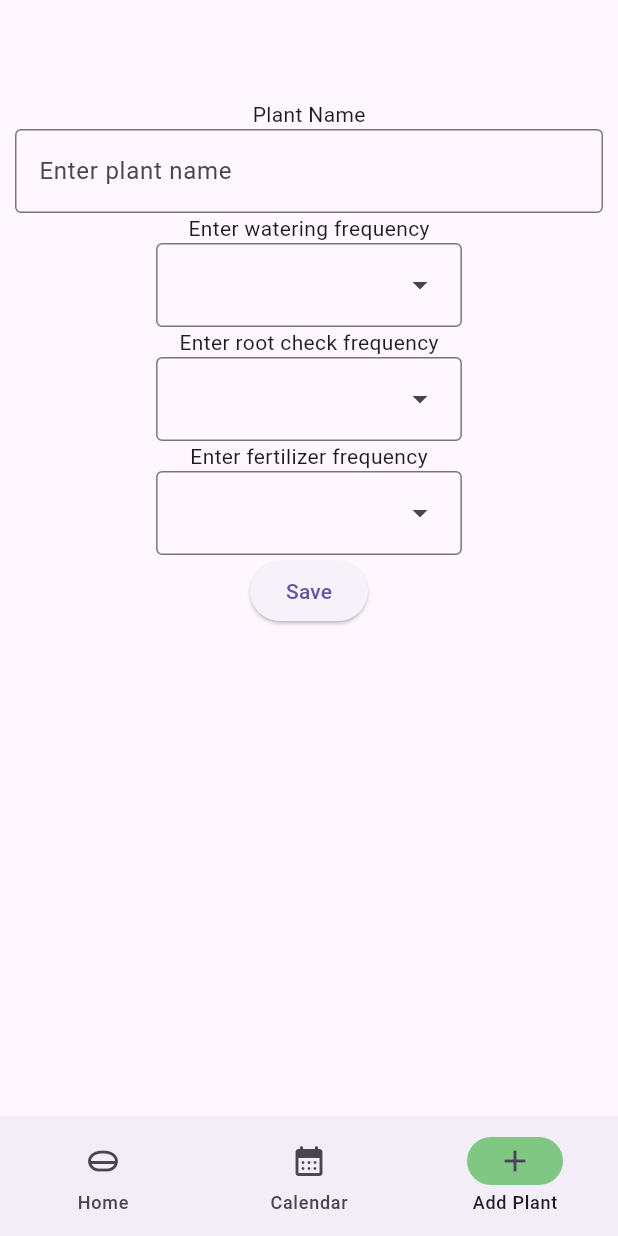
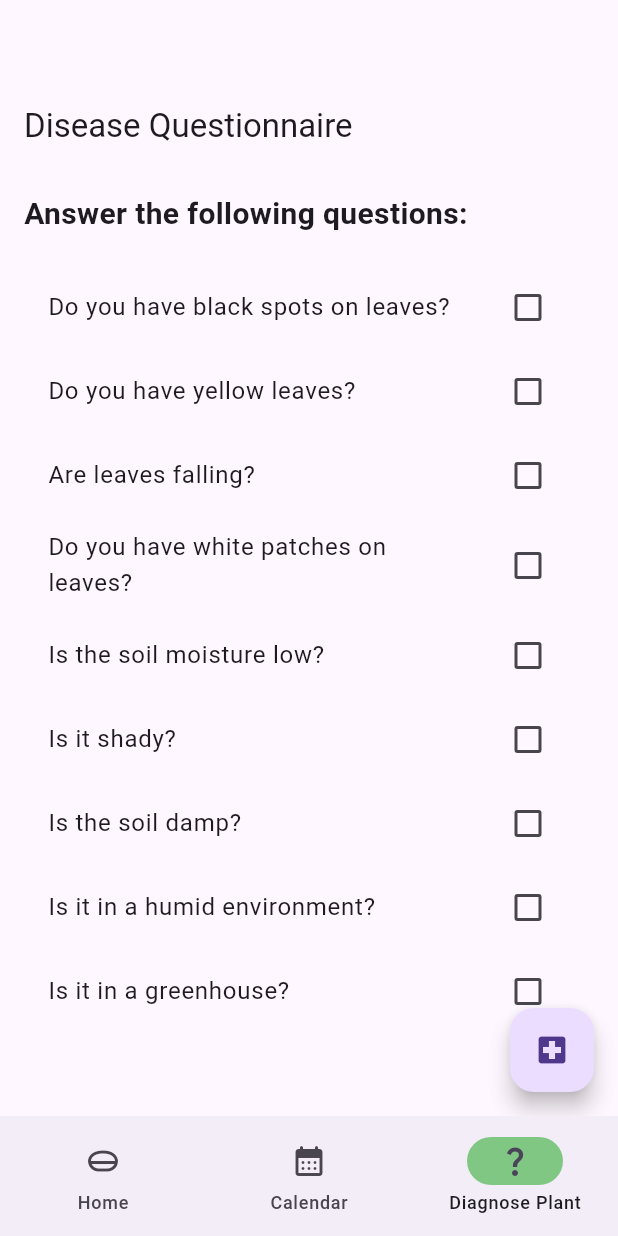
Before and after one commit to xochimilko/plnt_care, a Flutter app: the screen it shows after launch, item 3 of the bottom bar chosen, on a phone screen of 412 x 824 dp. Run offline on Flutter 3.47's test engine with Material 3 defaults, Android fonts, the phone set to English and light mode, and no system bars; our stand-ins replace table_calendar.

Commit message:
Connie Santabana pushed this

```diff
--- a/lib/main.dart
+++ b/lib/main.dart
@@ -1,9 +1,13 @@
 import 'package:flutter/material.dart';
+import 'package:plantapp/pages/addPlantPage.dart';
+import 'package:plantapp/pages/homePage.dart';
 import 'package:plantapp/pages/mainPage.dart';
+import 'package:plantapp/plantProvider.dart';
+import 'package:provider/provider.dart';
 import './pages/mainPage.dart';
 
 void main() {
-  runApp(const MainApp());
+  runApp(MainApp());
 }
 
 class MainApp extends StatelessWidget {
@@ -11,6 +15,11 @@ class MainApp extends StatelessWidget {
 
   @override
   Widget build(BuildContext context) {
-    return const MaterialApp(home: MainPage());
+    return ChangeNotifierProvider(
+        create: (context) => PlantProvider(),
+        child: MaterialApp(title: 'Plant App', initialRoute: '/', routes: {
+          '/': (context) => MainPage(),
+          '/AddPlant': (context) => AddPlantPage(),
+        }));
   }
 }
--- a/lib/pages/addPlantPage.dart
+++ b/lib/pages/addPlantPage.dart
@@ -1,98 +1,46 @@
 import 'package:flutter/material.dart';
-import 'package:table_calendar/table_calendar.dart';
+import 'package:plantapp/plant.dart';
+import 'package:plantapp/plantProvider.dart';
+import 'package:provider/provider.dart';
 
-class AddPlantPage extends StatefulWidget {
-  const AddPlantPage({super.key});
-  @override
-  State<AddPlantPage> createState() => _AddPlantPageState();
-}
+class AddPlantPage extends StatelessWidget {
+  final TextEditingController _plantController = TextEditingController();
 
-class _AddPlantPageState extends State<AddPlantPage> {
-  String selectedWaterVal = 'Weekly'; //default value
-  String selectedRootVal = 'Weekly';
-  String selectedFerVal = 'Weekly';
-  List<String> frequencies = [
-    "Once a day",
-    "Once every three days",
-    "Weekly",
-    "Once a month"
-  ];
-  var frequencyMap = {
-    'everyday': 1,
-    'every three days': 3,
-    'weekly': 7,
-    'monthly': 30,
-  };
-  Map<DateTime, List> eventsList = {};
+  void _addPlant(BuildContext context) {
+    final plantText = _plantController.text;
+    if (plantText.isNotEmpty) {
+      Provider.of<PlantProvider>(context, listen: false).addPlant(
+        PlantThing(
+          id: DateTime.now().toString(),
+          title: plantText,
+        ),
+      );
+      Navigator.of(context).pop();
+    }
+  }
+
   @override
   Widget build(BuildContext context) {
     return Scaffold(
-        body: Container(
-            padding: EdgeInsets.all(10.0),
-            child: Column(children: <Widget>[
-              const Text('Plant Name'),
-              const TextField(
-                  decoration: InputDecoration(
-                      hintText: 'Enter plant name',
-                      border: OutlineInputBorder())),
-              const Text('Enter watering frequency'),
-              DropdownMenu<String>(
-                  onSelected: (String? freq) {
-                    setState(() {
-                      if (freq != null) {
-                        selectedWaterVal = freq;
-                      }
-                    });
-                  },
-                  dropdownMenuEntries: frequencyMap.keys
-                      .map<DropdownMenuEntry<String>>((String frequencyKey) {
-                    return DropdownMenuEntry<String>(
-                      value: frequencyKey,
-                      label: frequencyKey,
-                      enabled: true,
-                    );
-                  }).toList()),
-              const Text('Enter root check frequency'),
-              DropdownMenu<String>(
-                  onSelected: (String? freq) {
-                    setState(() {
-                      if (freq != null) {
-                        selectedRootVal = freq;
-                      }
-                    });
-                  },
-                  dropdownMenuEntries: frequencyMap.keys
-                      .map<DropdownMenuEntry<String>>((String frequencyKey) {
-                    return DropdownMenuEntry<String>(
-                      value: frequencyKey,
-                      label: frequencyKey,
-                      enabled: true,
-                    );
-                  }).toList()),
-              const Text('Enter fertilizer frequency'),
-              DropdownMenu<String>(
-                  onSelected: (String? freq) {
-                    setState(() {
-                      if (freq != null) {
-                        selectedFerVal = freq;
-                      }
-                    });
-                  },
-                  dropdownMenuEntries: frequencyMap.keys
-                      .map<DropdownMenuEntry<String>>((String frequencyKey) {
-                    return DropdownMenuEntry<String>(
-                      value: frequencyKey,
-                      label: frequencyKey,
-                      enabled: true,
-                    );
-                  }).toList()),
-              ElevatedButton(
-                onPressed: () {
-                  print('submitted');
-                  print(selectedFerVal + selectedRootVal + selectedWaterVal);
-                },
-                child: const Text('Save'),
-              ),
-            ])));
+      appBar: AppBar(
+        title: Text('Add New Plant'),
+      ),
+      body: Padding(
+        padding: EdgeInsets.all(16.0),
+        child: Column(
+          children: <Widget>[
+            TextField(
+              controller: _plantController,
+              decoration: InputDecoration(labelText: 'Plant'),
+            ),
+            SizedBox(height: 20),
+            ElevatedButton(
+              onPressed: () => _addPlant(context),
+              child: Text('Add New Plant'),
+            ),
+          ],
+        ),
+      ),
+    );
   }
 }
--- /dev/null
+++ b/lib/pages/questionPage.dart
@@ -0,0 +1,103 @@
+import 'package:flutter/material.dart';
+
+class QuestionnaireScreen extends StatefulWidget {
+  @override
+  _QuestionnaireScreenState createState() => _QuestionnaireScreenState();
+}
+
+class _QuestionnaireScreenState extends State<QuestionnaireScreen> {
+  bool blackSpotSymptoms = false;
+  bool powderyMildewSymptoms = false;
+  bool dampingOffSymptoms = false;
+
+  @override
+  Widget build(BuildContext context) {
+    return Scaffold(
+      appBar: AppBar(
+        title: Text('Disease Questionnaire'),
+      ),
+      body: SingleChildScrollView(
+        padding: EdgeInsets.all(16.0),
+        child: Column(
+          crossAxisAlignment: CrossAxisAlignment.stretch,
+          children: <Widget>[
+            Text(
+              'Answer the following questions:',
+              style: TextStyle(fontSize: 20.0, fontWeight: FontWeight.bold),
+            ),
+            SizedBox(height: 20.0),
+            _buildQuestion('Do you have black spots on leaves?'),
+            _buildQuestion('Do you have yellow leaves?'),
+            _buildQuestion('Are leaves falling?'),
+            _buildQuestion('Do you have white patches on leaves?'),
+            _buildQuestion('Is the soil moisture low?'),
+            _buildQuestion('Is it shady?'),
+            _buildQuestion('Is the soil damp?'),
+            _buildQuestion('Is it in a humid environment?'),
+            _buildQuestion('Is it in a greenhouse?'),
+            SizedBox(height: 20.0),
+          ],
+        ),
+      ),
+      floatingActionButton: FloatingActionButton(
+        onPressed: () {
+          _checkDiagnosis();
+        },
+        tooltip: 'Diseases',
+        child: Icon(Icons.local_hospital),
+      ),
+    );
+  }
+
+  Widget _buildQuestion(String question) {
+    return CheckboxListTile(
+      title: Text(question),
+      value: false,
+      onChanged: (value) {
+        // Do nothing for now, just to display questions
+      },
+    );
+  }
+
+  void _checkDiagnosis() {
+    int blackSpotCount = 0;
+    int powderyMildewCount = 0;
+    int dampingOffCount = 0;
+
+    // Counting the symptoms related to each disease
+    if (blackSpotSymptoms) blackSpotCount++;
+    if (powderyMildewSymptoms) powderyMildewCount++;
+    if (dampingOffSymptoms) dampingOffCount++;
+
+    // Checking the diagnosis based on symptom counts
+    if (blackSpotCount >= 2) {
+      _showDiagnosis('Black Spot Disease');
+    } else if (powderyMildewCount >= 2) {
+      _showDiagnosis('Powdery Mildew Disease');
+    } else if (dampingOffCount >= 2) {
+      _showDiagnosis('Damping Off Disease');
+    } else {
+      _showDiagnosis('No common diseases matched');
+    }
+  }
+
+  void _showDiagnosis(String diagnosis) {
+    showDialog(
+      context: context,
+      builder: (BuildContext context) {
+        return AlertDialog(
+          title: Text('Diagnosis'),
+          content: Text(diagnosis),
+          actions: <Widget>[
+            TextButton(
+              onPressed: () {
+                Navigator.of(context).pop();
+              },
+              child: Text('OK'),
+            ),
+          ],
+        );
+      },
+    );
+  }
+}
--- /dev/null
+++ b/lib/plant.dart
@@ -0,0 +1,5 @@
+class PlantThing {
+  final String id;
+  final String title;
+  PlantThing({required this.id, required this.title});
+}
--- /dev/null
+++ b/lib/plantProvider.dart
@@ -0,0 +1,15 @@
+import 'package:flutter/foundation.dart';
+import 'package:plantapp/plant.dart';
+
+class PlantProvider with ChangeNotifier {
+  List<PlantThing> _plants = [];
+
+  List<PlantThing> get plants {
+    return [..._plants];
+  }
+
+  void addPlant(PlantThing aPlant) {
+    _plants.add(aPlant);
+    notifyListeners();
+  }
+}
--- a/pubspec.yaml
+++ b/pubspec.yaml
@@ -9,7 +9,9 @@ environment:
 dependencies:
   flutter:
     sdk: flutter
+  provider: ^6.1.2
   table_calendar: ^3.1.0
+
 dev_dependencies:
   flutter_test:
     sdk: flutter
```
Also changed, not shown: lib/customwidgets/plantTile.dart (added, +15 -0 lines), lib/pages/calendar.dart (added, +73 -0 lines), lib/pages/homePage.dart (+36 -0 lines), lib/pages/mainPage.dart (+12 -10 lines), lib/customwidgets/NavButtons.dart (deleted), pubspec.lock.
